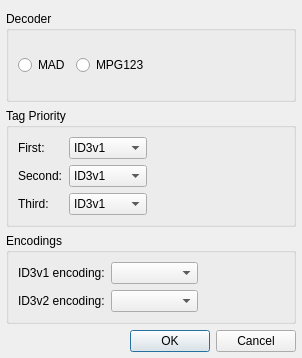
First picture: the form in src/plugins/Input/mpeg/settingsdialog.ui, repository ksv1986/qmmp-staging, before the edit.
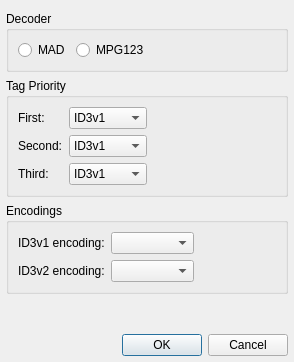
Second picture: the form after the edit.

Commit message: mpeg: fixed settings dialog layout

Diff of the .ui file:
```diff
--- a/src/plugins/Input/mpeg/settingsdialog.ui
+++ b/src/plugins/Input/mpeg/settingsdialog.ui
@@ -6,8 +6,8 @@
    <rect>
     <x>0</x>
     <y>0</y>
-    <width>302</width>
-    <height>358</height>
+    <width>294</width>
+    <height>362</height>
    </rect>
   </property>
   <property name="windowTitle">
@@ -320,6 +320,19 @@
      </layout>
     </widget>
    </item>
+   <item>
+    <spacer name="verticalSpacer">
+     <property name="orientation">
+      <enum>Qt::Vertical</enum>
+     </property>
+     <property name="sizeHint" stdset="0">
+      <size>
+       <width>20</width>
+       <height>40</height>
+      </size>
+     </property>
+    </spacer>
+   </item>
    <item>
     <widget class="QDialogButtonBox" name="buttonBox">
      <property name="sizePolicy">
```
